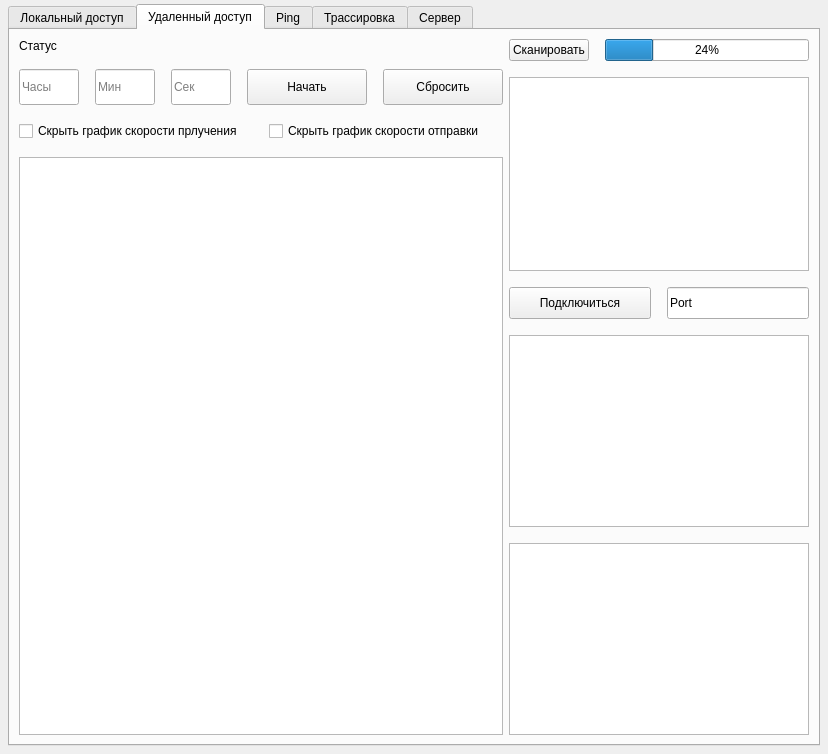
darararrik/network-monitor, file src/ui/network_monitor.ui: the form before one commit.
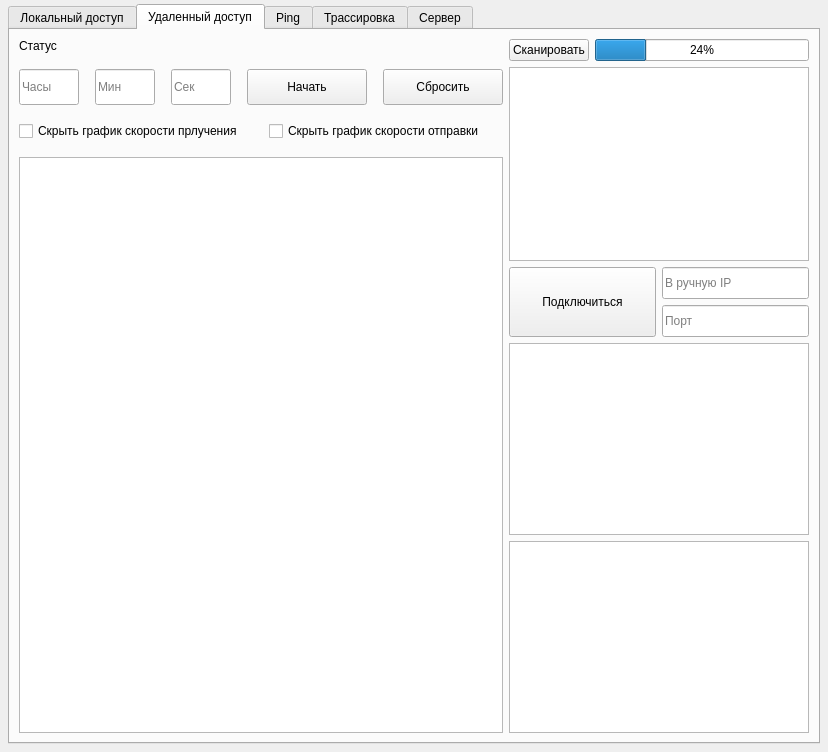
The form after the commit. The open tabs and pages were chosen to show the change. Custom widgets are drawn as their Qt base class.

Diff of the .ui file:
```diff
--- a/src/ui/network_monitor.ui
+++ b/src/ui/network_monitor.ui
@@ -375,7 +375,7 @@
        <attribute name="title">
         <string>Удаленный доступ</string>
        </attribute>
-       <layout class="QHBoxLayout" name="horizontalLayout_5">
+       <layout class="QHBoxLayout" name="horizontalLayout_6">
         <item>
          <layout class="QVBoxLayout" name="verticalLayout_6">
           <property name="spacing">
@@ -575,12 +575,7 @@
          </layout>
         </item>
         <item>
-         <layout class="QVBoxLayout" name="verticalLayout_5">
-          <property name="spacing">
-           <number>16</number>
-          </property>
-          <item>
-           <layout class="QVBoxLayout" name="networkScanner">
+         <layout class="QVBoxLayout" name="verticalLayout_7">
             <item>
              <layout class="QVBoxLayout" name="btn_List">
               <item>
@@ -620,11 +615,11 @@
              </layout>
             </item>
             <item>
-             <layout class="QHBoxLayout" name="connectBtn_Port">
+           <layout class="QHBoxLayout" name="horizontalLayout_5">
               <item>
                <widget class="QPushButton" name="connectRemoteButton">
                 <property name="sizePolicy">
-                 <sizepolicy hsizetype="Minimum" vsizetype="Fixed">
+               <sizepolicy hsizetype="Minimum" vsizetype="Minimum">
                   <horstretch>0</horstretch>
                   <verstretch>0</verstretch>
                  </sizepolicy>
@@ -641,6 +636,30 @@
                </widget>
               </item>
               <item>
+             <layout class="QVBoxLayout" name="verticalLayout_5">
+              <item>
+               <widget class="QLineEdit" name="remoteIPInput">
+                <property name="sizePolicy">
+                 <sizepolicy hsizetype="Minimum" vsizetype="Fixed">
+                  <horstretch>0</horstretch>
+                  <verstretch>0</verstretch>
+                 </sizepolicy>
+                </property>
+                <property name="minimumSize">
+                 <size>
+                  <width>0</width>
+                  <height>32</height>
+                 </size>
+                </property>
+                <property name="text">
+                 <string/>
+                </property>
+                <property name="placeholderText">
+                 <string>В ручную IP</string>
+                </property>
+               </widget>
+              </item>
+              <item>
                <widget class="QLineEdit" name="remotePortInput">
                 <property name="sizePolicy">
                  <sizepolicy hsizetype="Minimum" vsizetype="Fixed">
@@ -655,7 +674,10 @@
                  </size>
                 </property>
                 <property name="text">
-                 <string>Port</string>
+                 <string/>
+                </property>
+                <property name="placeholderText">
+                 <string>Порт</string>
                 </property>
                </widget>
               </item>
```
Left out of the diff: 2 changed lines with no effect on the pictures. Lines whose indentation alone changed are shown as unchanged.
